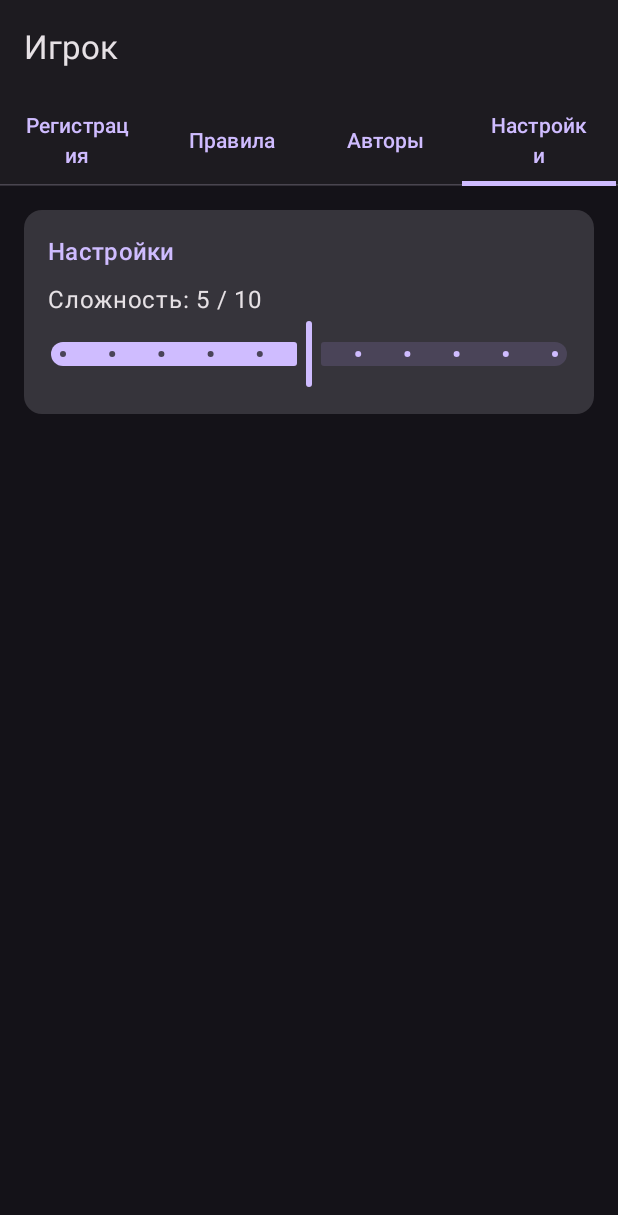
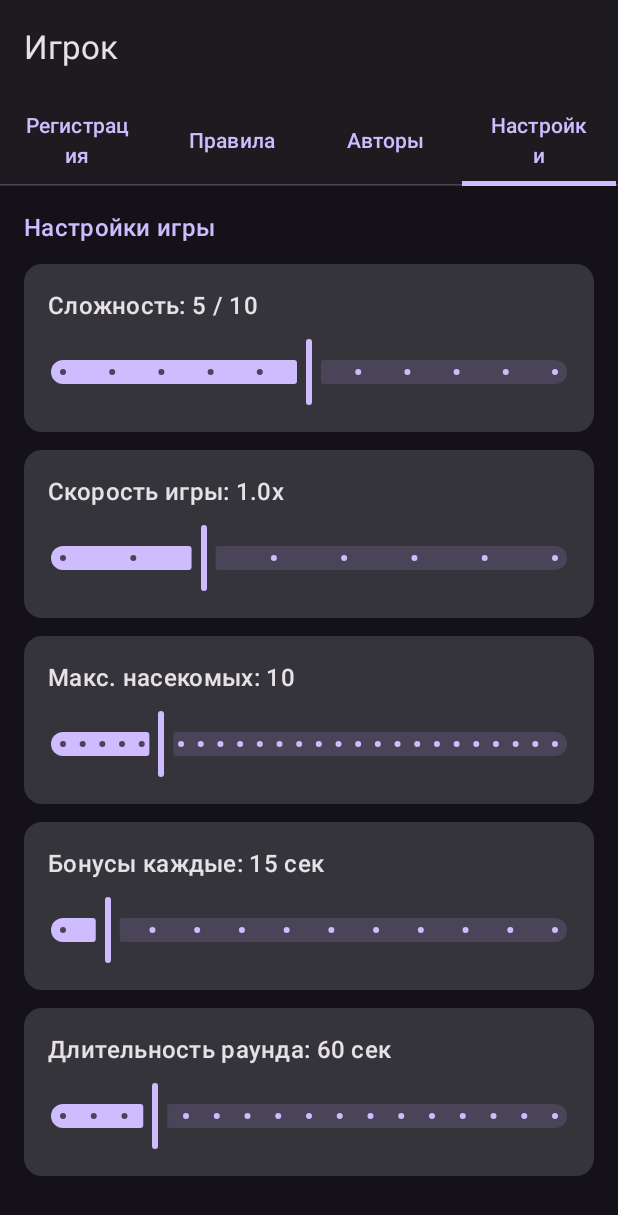
Before and after one commit to GhostManSSR/Vyz_study, an Android app built with Jetpack Compose: the screen it shows after launch (MainActivity), tab 4 chosen, on a phone screen of 412 x 824 dp. Shown: the top 1215 px of the screen. Run offline under Robolectric (Android 15) with nearby library versions, the light colour scheme and no system bars; 1 statement that could not run was skipped.

Commit message:
Add setting game in RegistrationScreen

```diff
--- a/app/src/main/java/BugBug/androidApp/ui/registration/RegistrationScreen.kt
+++ b/app/src/main/java/BugBug/androidApp/ui/registration/RegistrationScreen.kt
@@ -1,6 +1,11 @@
 package BugBug.androidApp.ui.registration
 
+import BugBug.androidApp.R
+import BugBug.androidApp.model.Author
+import BugBug.androidApp.model.GameSettings
 import BugBug.androidApp.model.Gender
+import BugBug.androidApp.ui.authors.AuthorCard
+import BugBug.androidApp.ui.settings.GameSettingsViewModel
 import androidx.compose.foundation.Image
 import androidx.compose.foundation.layout.*
 import androidx.compose.foundation.pager.HorizontalPager
@@ -20,9 +25,11 @@ import java.util.Calendar
 @Composable
 fun RegistrationScreen(
     onSaved: () -> Unit,
-    vm: RegistrationViewModel
+    vm: RegistrationViewModel,
+    settingsVm: GameSettingsViewModel
 ) {
     val state by vm.state.collectAsState()
+    val settings by settingsVm.settings.collectAsState()
     val snackbarHostState = remember { SnackbarHostState() }
 
     val tabs = listOf("Регистрация", "Правила", "Авторы", "Настройки")
@@ -46,7 +53,6 @@ fun RegistrationScreen(
                 .padding(padding)
                 .fillMaxSize()
         ) {
-            // Панель вкладок
             TabRow(selectedTabIndex = selectedTab) {
                 tabs.forEachIndexed { index, title ->
                     Tab(
@@ -61,7 +67,6 @@ fun RegistrationScreen(
                 }
             }
 
-            // Свайпаемый контент
             HorizontalPager(
                 state = pagerState,
                 modifier = Modifier.fillMaxSize(),
@@ -75,10 +80,18 @@ fun RegistrationScreen(
                     verticalArrangement = Arrangement.spacedBy(12.dp)
                 ) {
                     when (pageIndex) {
-                        0 -> RegistrationTabContent(state, vm, onSaved)
+                        0 -> RegistrationTabContent(
+                            state = state,
+                            vm = vm,
+                            difficulty = settings.difficulty,
+                            onSaved = onSaved
+                        )
                         1 -> RulesTabContent()
                         2 -> AuthorsTabContent()
-                        3 -> SettingsTabContent(state, vm)
+                        3 -> SettingsTabContent(
+                            settings = settings,
+                            onSettingsChange = { settingsVm.updateSettings(it) }
+                        )
                     }
                 }
             }
@@ -92,6 +105,7 @@ fun RegistrationScreen(
 private fun RegistrationTabContent(
     state: RegistrationUiState,
     vm: RegistrationViewModel,
+    difficulty: Int,
     onSaved: () -> Unit
 ) {
     Card(Modifier.fillMaxWidth()) {
@@ -129,7 +143,7 @@ private fun RegistrationTabContent(
     Card(Modifier.fillMaxWidth()) {
         Column(Modifier.padding(16.dp)) {
             Text(
-                "Игровые настройки",
+                "Курс",
                 style = MaterialTheme.typography.titleMedium,
                 color = MaterialTheme.colorScheme.primary
             )
@@ -146,7 +160,7 @@ private fun RegistrationTabContent(
                     readOnly = true,
                     label = { Text("Курс") },
                     modifier = Modifier
-                        .menuAnchor(ExposedDropdownMenuAnchorType.PrimaryNotEditable)
+                        .menuAnchor()
                         .fillMaxWidth()
                 )
                 ExposedDropdownMenu(
@@ -164,15 +178,6 @@ private fun RegistrationTabContent(
                     }
                 }
             }
-
-            Spacer(Modifier.height(12.dp))
-            Text("Сложность: ${state.difficulty} / 10")
-            Slider(
-                value = state.difficulty.toFloat(),
-                onValueChange = { vm.onDifficultyChange(it.toInt()) },
-                valueRange = 0f..10f,
-                steps = 9
-            )
         }
     }
 
@@ -239,7 +244,7 @@ private fun RegistrationTabContent(
     }
 
     Button(
-        onClick = { if (vm.onRegister()) onSaved() },
+        onClick = { vm.onRegister(difficulty, onSaved) },
         enabled = state.isFormValid,
         modifier = Modifier.fillMaxWidth()
     ) {
@@ -247,6 +252,7 @@ private fun RegistrationTabContent(
     }
 }
 
+// ==================== Вкладка 2: Правила ====================
 @Composable
 private fun RulesTabContent() {
     Card(Modifier.fillMaxWidth()) {
@@ -271,42 +277,130 @@ private fun RulesTabContent() {
     }
 }
 
+// ==================== Вкладка 3: Авторы ====================
 @Composable
 private fun AuthorsTabContent() {
-    Card(Modifier.fillMaxWidth()) {
-        Column(Modifier.padding(16.dp)) {
+    val authors = listOf(
+        Author("Лямин Т.", "ИП-316", "Fullstack", R.drawable.timofey),
+        Author("Иванов А.", "ИП-316", "Fullstack", R.drawable.artem),
+    )
+    Column(
+        modifier = Modifier.fillMaxWidth(),
+        verticalArrangement = Arrangement.spacedBy(12.dp)
+    ) {
         Text(
             "Авторы проекта",
             style = MaterialTheme.typography.titleMedium,
             color = MaterialTheme.colorScheme.primary
         )
-            Spacer(Modifier.height(8.dp))
-            Text("Лямин Т. — ИП-316 — Fullstack", style = MaterialTheme.typography.bodyLarge)
-            Text("Иванов А. — ИП-316 — Fullstack", style = MaterialTheme.typography.bodyLarge)
+        authors.forEach { a ->
+            AuthorCard(author = a)
         }
     }
 }
 
+// ==================== Вкладка 4: Настройки игры ====================
 @Composable
 private fun SettingsTabContent(
-    state: RegistrationUiState,
-    vm: RegistrationViewModel
+    settings: GameSettings,
+    onSettingsChange: (GameSettings) -> Unit
 ) {
+    Column(
+        modifier = Modifier.fillMaxWidth(),
+        verticalArrangement = Arrangement.spacedBy(12.dp)
+    ) {
+        Text(
+            "Настройки игры",
+            style = MaterialTheme.typography.titleMedium,
+            color = MaterialTheme.colorScheme.primary
+        )
+
         Card(Modifier.fillMaxWidth()) {
             Column(Modifier.padding(16.dp)) {
                 Text(
-                "Настройки",
-                style = MaterialTheme.typography.titleMedium,
-                color = MaterialTheme.colorScheme.primary
+                    "Сложность: ${settings.difficulty} / 10",
+                    style = MaterialTheme.typography.titleMedium
                 )
                 Spacer(Modifier.height(8.dp))
-            Text("Сложность: ${state.difficulty} / 10")
                 Slider(
-                value = state.difficulty.toFloat(),
-                onValueChange = { vm.onDifficultyChange(it.toInt()) },
+                    value = settings.difficulty.toFloat(),
+                    onValueChange = {
+                        onSettingsChange(settings.copy(difficulty = it.toInt()))
+                    },
                     valueRange = 0f..10f,
                     steps = 9
                 )
             }
         }
+
+        Card(Modifier.fillMaxWidth()) {
+            Column(Modifier.padding(16.dp)) {
+                Text(
+                    "Скорость игры: ${String.format("%.1f", settings.speed)}x",
+                    style = MaterialTheme.typography.titleMedium
+                )
+                Spacer(Modifier.height(8.dp))
+                Slider(
+                    value = settings.speed,
+                    onValueChange = { onSettingsChange(settings.copy(speed = it)) },
+                    valueRange = 0.5f..2.0f,
+                    steps = 6
+                )
             }
+        }
+
+        Card(Modifier.fillMaxWidth()) {
+            Column(Modifier.padding(16.dp)) {
+                Text(
+                    "Макс. насекомых: ${settings.maxCockroaches}",
+                    style = MaterialTheme.typography.titleMedium
+                )
+                Spacer(Modifier.height(8.dp))
+                Slider(
+                    value = settings.maxCockroaches.toFloat(),
+                    onValueChange = {
+                        onSettingsChange(settings.copy(maxCockroaches = it.toInt()))
+                    },
+                    valueRange = 5f..30f,
+                    steps = 24
+                )
+            }
+        }
+
+        Card(Modifier.fillMaxWidth()) {
+            Column(Modifier.padding(16.dp)) {
+                Text(
+                    "Бонусы каждые: ${settings.bonusIntervalSec} сек",
+                    style = MaterialTheme.typography.titleMedium
+                )
+                Spacer(Modifier.height(8.dp))
+                Slider(
+                    value = settings.bonusIntervalSec.toFloat(),
+                    onValueChange = {
+                        onSettingsChange(settings.copy(bonusIntervalSec = it.toInt()))
+                    },
+                    valueRange = 10f..60f,
+                    steps = 10
+                )
+            }
+        }
+
+        Card(Modifier.fillMaxWidth()) {
+            Column(Modifier.padding(16.dp)) {
+                Text(
+                    "Длительность раунда: ${settings.roundDurationSec} сек",
+                    style = MaterialTheme.typography.titleMedium
+                )
+                Spacer(Modifier.height(8.dp))
+                Slider(
+                    value = settings.roundDurationSec.toFloat(),
+                    onValueChange = {
+                        onSettingsChange(settings.copy(roundDurationSec = it.toInt()))
+                    },
+                    valueRange = 30f..180f,
+                    steps = 15
+                )
+            }
+        }
+    }
+}
```
Lines whose indentation alone changed are shown as unchanged.
